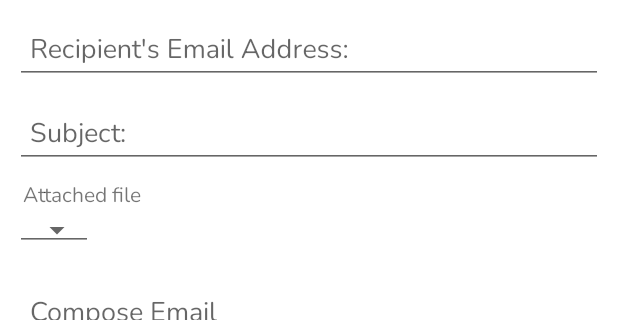
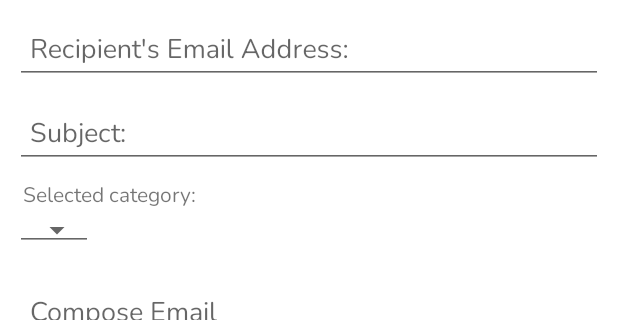
Before and after one commit to bmberger/WavesApp, an Android app: the screen it shows after launch (MainActivity), after a tap on "Share", on a phone screen of 412 x 824 dp, the part 174-494 px from its top. Run offline under Robolectric (Android 15) with nearby library versions, the phone set to English and light mode, and no system bars; libraries missing offline, so code that uses them is left out: com.github.sundeepk.compactcalendarview; Roboto replaces fonts that are not available here; 5 statements that could not run were skipped.

Commit message:
Change text to "Selected category:"

```diff
--- a/app/src/main/java/com/example/waves_app/fragments/ShareFragment.java
+++ b/app/src/main/java/com/example/waves_app/fragments/ShareFragment.java
@@ -73,7 +73,7 @@ public class ShareFragment extends Fragment implements AdapterView.OnItemSelecte
         etSubject = (EditText) view.findViewById(R.id.et_subject);
         etMessage = (EditText) view.findViewById(R.id.et_message);
         tvAttachment = (TextView) view.findViewById(R.id.tv_attachment);
-        tvAttachment.setText("Attached file");
+        tvAttachment.setText("Selected category:");
 
         Toolbar toolbar = (Toolbar) view.findViewById(R.id.toolbar);
         toolbar.setTitle("Share");
```
